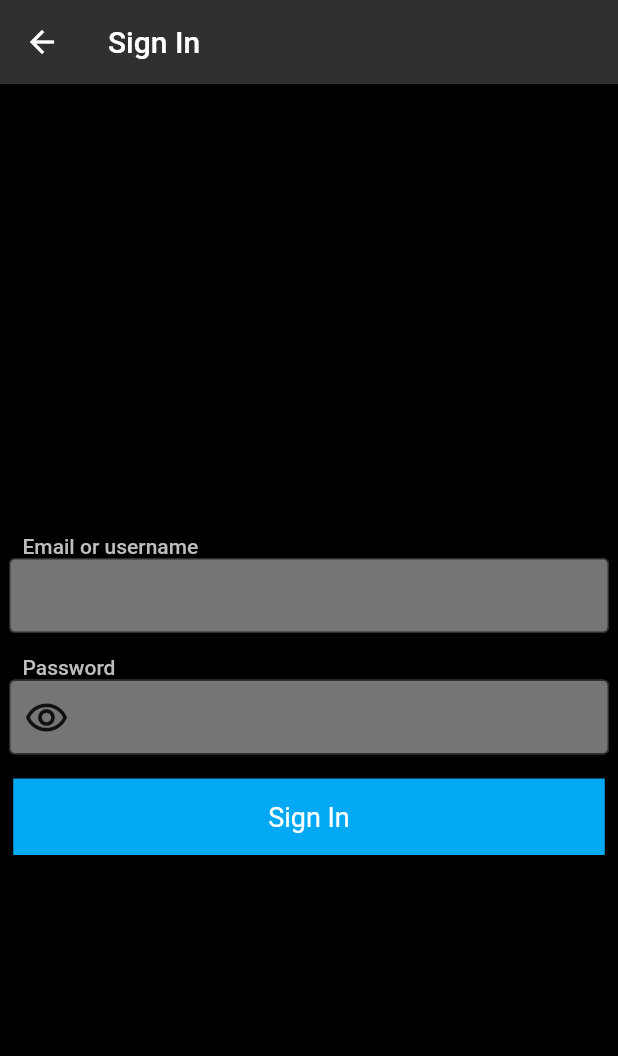
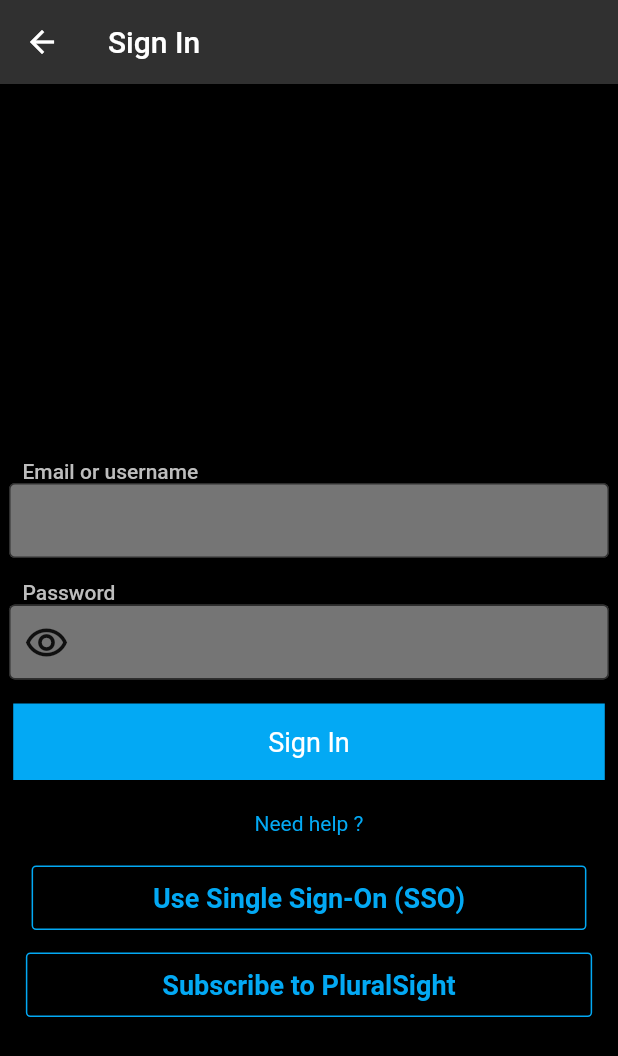
Before and after one commit to dangvuminh/flutterProject_2021, a Flutter app: the screen it shows after launch, after a tap on the "chevron right" icon, on a phone screen of 412 x 824 dp. Shown: the top 1056 px of the screen. Run offline on Flutter 3.47's test engine with Material 2 defaults, Android fonts, the phone set to English and light mode, and no system bars.

Commit message:
Done second page: SignIn

```diff
--- a/lib/Home.dart
+++ b/lib/Home.dart
@@ -40,7 +40,7 @@ class Home extends StatelessWidget {
                 ),
                 SizedBox(height: 30.0),
                 Container(
-                  padding: EdgeInsets.fromLTRB(150, 10, 150, 10),
+                  padding: EdgeInsets.fromLTRB(175, 10, 175, 10),
                   child: Text(
                       'Sign In',
                       style: TextStyle(
@@ -53,11 +53,12 @@ class Home extends StatelessWidget {
                   decoration: BoxDecoration(
                     border: Border.all(color: Colors.black),
                     color: Colors.lightBlue,
+                    borderRadius: BorderRadius.all(Radius.circular(3.0)),
                   ),
                 ),
                 SizedBox(height: 15.0),
                 Container(
-                  padding: EdgeInsets.fromLTRB(71, 10, 71, 10),
+                  padding: EdgeInsets.fromLTRB(95, 10, 95, 10),
                   child: Text(
                       'Subscribe to PluralSight',
                       style: TextStyle(
@@ -69,13 +70,14 @@ class Home extends StatelessWidget {
                   ),
                   decoration: BoxDecoration(
                     border: Border.all(color: Colors.lightBlue),
+                    borderRadius: BorderRadius.all(Radius.circular(3.0)),
                   ),
                 ),
                 SizedBox(height: 15.0),
                 Container(
-                  padding: EdgeInsets.fromLTRB(50, 10, 50, 10),
+                  padding: EdgeInsets.fromLTRB(67, 10, 67, 10),
                   child: Text(
-                      'Explore without a subcription',
+                      'Explore without a subscription',
                       style: TextStyle(
                         decoration: TextDecoration.none,
                         fontWeight: FontWeight.w600,
@@ -85,6 +87,7 @@ class Home extends StatelessWidget {
                   ),
                   decoration: BoxDecoration(
                     border: Border.all(color: Colors.lightBlue),
+                    borderRadius: BorderRadius.all(Radius.circular(3.0)),
                   ),
                 ),
               ],
--- a/lib/SignIn.dart
+++ b/lib/SignIn.dart
@@ -14,7 +14,7 @@ class SignIn extends StatelessWidget {
         child: Column(
           children: [
             Container(
-              height: 300.0,
+              height: 250.0,
             ),
             Expanded(child: Container(
               child: Column(
@@ -68,7 +68,6 @@ class SignIn extends StatelessWidget {
                             border: OutlineInputBorder(),
                             fillColor: Colors.grey[600],
                             filled: true,
-
                           ),
                         ),
                         Padding(
@@ -99,6 +98,48 @@ class SignIn extends StatelessWidget {
                       color: Colors.lightBlue,
                     ),
                   ),
+                  SizedBox(height: 20.0),
+                  Text(
+                      'Need help ?',
+                      style: TextStyle(
+                        color: Colors.lightBlue,
+                      )
+                  ),
+                  SizedBox(height: 20.0),
+                  Container(
+                    padding: EdgeInsets.fromLTRB(80, 10, 80, 10),
+                    child: Text(
+                        'Use Single Sign-On (SSO)',
+                        style: TextStyle(
+                          decoration: TextDecoration.none,
+                          fontWeight: FontWeight.w600,
+                          color: Colors.lightBlue,
+                          fontSize: 18.0,
+                        )
+                    ),
+                    decoration: BoxDecoration(
+                      border: Border.all(color: Colors.lightBlue),
+                      borderRadius: BorderRadius.all(Radius.circular(3.0)),
+                    ),
+                  ),
+                  SizedBox(height: 15.0),
+                  Container(
+                    padding: EdgeInsets.fromLTRB(90, 10, 90, 10),
+                    child: Text(
+                        'Subscribe to PluralSight',
+                        style: TextStyle(
+                          decoration: TextDecoration.none,
+                          fontWeight: FontWeight.w600,
+                          color: Colors.lightBlue,
+                          fontSize: 18.0,
+                        )
+                    ),
+                    decoration: BoxDecoration(
+                      border: Border.all(color: Colors.lightBlue),
+                      borderRadius: BorderRadius.all(Radius.circular(3.0)),
+                    ),
+                  ),
+                  SizedBox(height: 15.0),
                 ],
               ),
             )),
```
Also changed, not shown: 8 other files.
